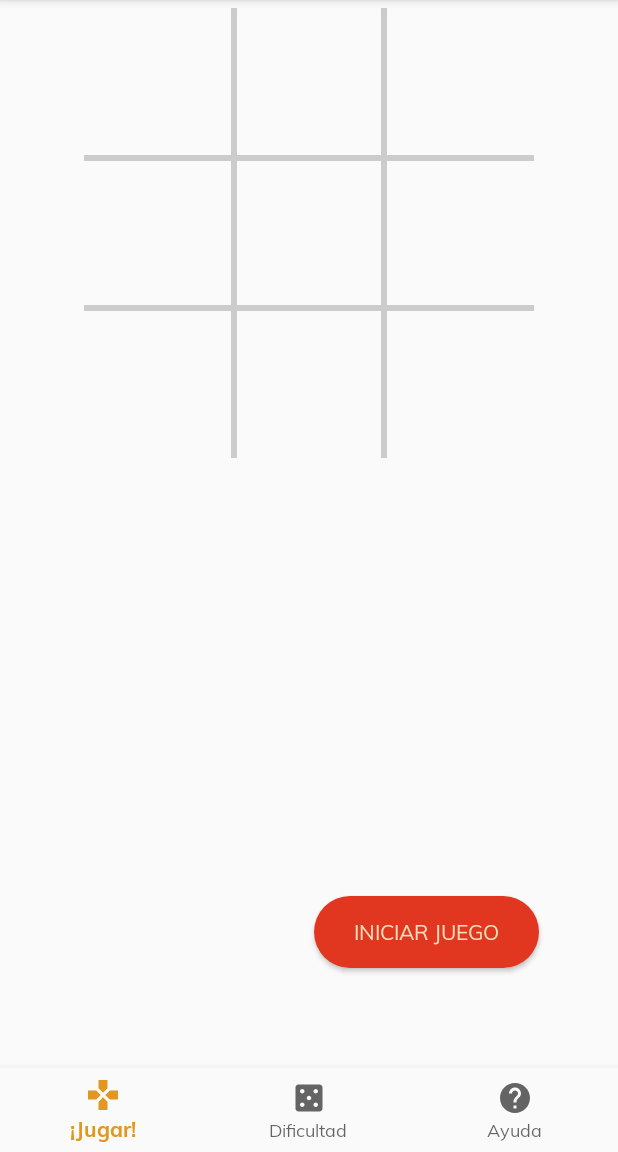
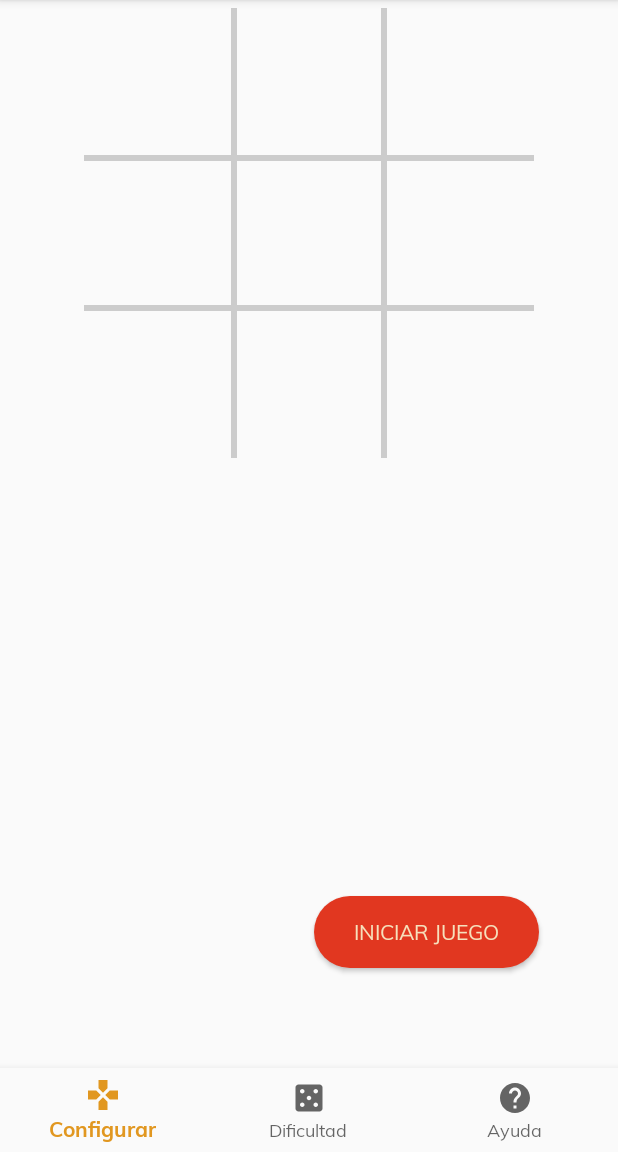
Before and after one commit to Carlitoshsh/Triqui, an Android app: the screen it shows after launch (Triqui), on a phone screen of 412 x 824 dp, the part 84-1236 px from its top. Run offline under Robolectric (Android 15) with nearby library versions, the phone set to English and light mode, and no system bars.

Commit message:
Add Settings

```diff
--- a/app/build.gradle
+++ b/app/build.gradle
@@ -24,6 +24,8 @@ dependencies {
     implementation 'com.android.support:design:28.0.0'
     implementation 'com.android.support:support-annotations:28.0.0'
     implementation 'com.android.support.constraint:constraint-layout:1.1.3'
+    implementation 'com.android.support:support-v4:28.0.0'
+    implementation 'com.android.support:preference-v7:28.0.0'
     testImplementation 'junit:junit:4.12'
     androidTestImplementation 'com.android.support.test:runner:1.0.2'
     androidTestImplementation 'com.android.support.test.espresso:espresso-core:3.0.2'
--- a/app/src/main/AndroidManifest.xml
+++ b/app/src/main/AndroidManifest.xml
@@ -18,6 +18,8 @@
                 <category android:name="android.intent.category.LAUNCHER" />
             </intent-filter>
         </activity>
+        <activity android:name=".ConfiguracionActivity"
+            android:label="@string/config"></activity>
     </application>
 
 </manifest>
--- a/app/src/main/java/co/edu/unal/triqui/FragmentoDeDialogo.java
+++ b/app/src/main/java/co/edu/unal/triqui/FragmentoDeDialogo.java
@@ -4,6 +4,7 @@ import android.app.AlertDialog;
 import android.app.Dialog;
 import android.content.DialogInterface;
 import android.os.Bundle;
+import android.preference.PreferenceManager;
 import android.support.v4.app.DialogFragment;
 
 public class FragmentoDeDialogo extends DialogFragment {
--- a/app/src/main/java/co/edu/unal/triqui/JuegoTriqui.java
+++ b/app/src/main/java/co/edu/unal/triqui/JuegoTriqui.java
@@ -12,6 +12,11 @@ public class JuegoTriqui {
     private int ultimoMovimiento;
     public static int dificultadJuego = 0;
     private boolean esPc;
+
+    public int contadorUsuario = 0;
+    public int contadorAndroid = 0;
+    public int contadorEmpates = 0;
+
 
     JuegoTriqui(){ }
 
@@ -113,10 +118,16 @@ public class JuegoTriqui {
             androidWin = true;
 
         if(androidWin){
-            if(esPc)
+            if(esPc) {
+                contadorAndroid += 1;
                 return 3;
-            else
+
+            }
+            else {
+                contadorUsuario += 1;
                 return 2;
+
+            }
         }
 
         boolean todoLleno = true;
@@ -127,6 +138,7 @@ public class JuegoTriqui {
         }
 
         if(todoLleno){
+            contadorEmpates += 1;
             return 1;
         }
 
--- a/app/src/main/java/co/edu/unal/triqui/Triqui.java
+++ b/app/src/main/java/co/edu/unal/triqui/Triqui.java
@@ -1,8 +1,13 @@
 package co.edu.unal.triqui;
 
 import android.annotation.SuppressLint;
+import android.content.Intent;
+import android.content.SharedPreferences;
+import android.content.res.Resources;
 import android.media.MediaPlayer;
 import android.os.Bundle;
+import android.preference.PreferenceActivity;
+import android.preference.PreferenceManager;
 import android.support.annotation.NonNull;
 import android.support.design.widget.BottomNavigationView;
 import android.support.v7.app.AppCompatActivity;
@@ -16,6 +21,8 @@ public class Triqui extends AppCompatActivity {
     // Definicion del juego
     private JuegoTriqui juego;
 
+    private SharedPreferences mPrefs, sp;
+
     // Buttons making up the board
     private VistaTablero mVistaTablero;
 
@@ -23,9 +30,6 @@ public class Triqui extends AppCompatActivity {
     private TextView mInfoTextView;
     private TextView mInfoLevel;
     private TextView mInfoScore;
-
-    private int contadorAndroid = 0;
-    private int contadorUsuario = 0;
 
     private boolean juegoTerminado = false;
 
@@ -37,6 +41,10 @@ public class Triqui extends AppCompatActivity {
     private static final String ESTADO_INFORMACION = "informacion";
     private static final String ESTADO_NIVEL = "nivel";
     private static final String ESTADO_PUNTAJE = "puntaje";
+    private static final String PREFERENCES = "ttt_prefs";
+    private static final String USER_WINS = "wUser";
+    private static final String ANDROID_WINS = "wAndroid";
+    private static final String TIES = "mTies";
 
     @Override
     protected void onSaveInstanceState(Bundle outState){
@@ -57,6 +65,9 @@ public class Triqui extends AppCompatActivity {
         public boolean onNavigationItemSelected(@NonNull MenuItem item) {
             switch (item.getItemId()) {
                 case R.id.navigation_home:
+                    Intent intent = new Intent(Triqui.this, ConfiguracionActivity.class);
+                    Triqui.this.startActivity(intent);
+
                     //mTextMessage.setText(R.string.title_home);
                     return true;
                 case R.id.navigation_dashboard:
@@ -82,6 +93,8 @@ public class Triqui extends AppCompatActivity {
 
         mHumanoMediaPlayer = MediaPlayer.create(getApplicationContext(), R.raw.pikachu);
         mComputadorMediaPlayer = MediaPlayer.create(getApplicationContext(), R.raw.zubat);
+
+
     }
 
     @Override
@@ -120,18 +133,36 @@ public class Triqui extends AppCompatActivity {
             mInfoLevel.setText(savedInstanceState.getCharSequence(ESTADO_NIVEL));
         }
 
+        sp = PreferenceManager.getDefaultSharedPreferences(this.getApplicationContext());
+
         mVistaTablero = findViewById(R.id.board);
         mVistaTablero.obtenerJuego(juego);
         mVistaTablero.setOnTouchListener(touchListener);
 
+        mPrefs = getSharedPreferences(PREFERENCES, MODE_PRIVATE);
+        juego.contadorAndroid = mPrefs.getInt(ANDROID_WINS, 0);
+        juego.contadorUsuario = mPrefs.getInt(USER_WINS, 0);
+        juego.contadorEmpates = mPrefs.getInt(TIES, 0);
 
         BottomNavigationView navigation;
         navigation = findViewById(R.id.navigation);
         navigation.setOnNavigationItemSelectedListener(mOnNavigationItemSelectedListener);
+
     }
 
+    @Override
+    protected void onStop() {
+        super.onStop();
+
+        SharedPreferences.Editor ed = mPrefs.edit();
+        ed.putInt(USER_WINS, juego.contadorUsuario);
+        ed.putInt(ANDROID_WINS, juego.contadorAndroid);
+        ed.putInt(TIES, juego.contadorEmpates);
+        ed.commit();
+    }
 
     public void nuevoJuego(View view) {
+        mInfoScore.setText("An: "+(juego.contadorAndroid) + " Us: "+(juego.contadorUsuario) + " T: "+juego.contadorEmpates);
         juegoTerminado = false;
         juego.borrarTablero();
         // Reset all buttons
@@ -145,10 +176,12 @@ public class Triqui extends AppCompatActivity {
 
     private boolean realizarMovimiento(char player, int location) {
         if(juego.realizarMovimiento(player, location)){
-            if(player == JuegoTriqui.HUMAN_PLAYER){
-                mHumanoMediaPlayer.start();
-            } else if(player == JuegoTriqui.COMPUTER_PLAYER){
-                mComputadorMediaPlayer.start();
+            if(sp.getBoolean("sound", false)){
+                if(player == JuegoTriqui.HUMAN_PLAYER){
+                    mHumanoMediaPlayer.start();
+                } else if(player == JuegoTriqui.COMPUTER_PLAYER){
+                    mComputadorMediaPlayer.start();
+                }
             }
            mVistaTablero.invalidate();
            return true;
@@ -171,23 +204,21 @@ public class Triqui extends AppCompatActivity {
                     int winner = juego.definirGanador();
 
                     if (winner == 0) {
+
                         mInfoTextView.setText(R.string.game_android_turn);
                         int move = juego.realizarMovimientoPC();
                         realizarMovimiento(JuegoTriqui.COMPUTER_PLAYER, move);
                         winner = juego.definirGanador();
-                        System.out.println("GANADOR: "+winner);
                         return true;
                     }
                     else {
                         if (winner == 1)
                             mInfoTextView.setText(R.string.game_tie);
                         else if (winner == 2){
-                            mInfoTextView.setText(R.string.game_player_win);
-                            mInfoScore.setText("Us: "+(contadorUsuario+1) + " An: "+(contadorAndroid+1));
+                            mInfoTextView.setText(sp.getString("victory_message","Victoria" ));
                         }
                         else{
                             mInfoTextView.setText(R.string.game_android_win);
-                            mInfoScore.setText("An: "+(contadorAndroid+1) + " Us: "+(contadorUsuario+1));
                         }
                         juegoTerminado = true;
                     }
--- a/app/src/main/res/layout-land/actividad_del_triqui.xml
+++ b/app/src/main/res/layout-land/actividad_del_triqui.xml
@@ -35,56 +35,52 @@
 
         <co.edu.unal.triqui.VistaTablero
             android:id="@+id/board"
-            android:layout_width="200dp"
-            android:layout_height="200dp"
-            android:layout_marginLeft="40dp"
-            android:layout_marginTop="20dp"
+            android:layout_width="220dp"
+            android:layout_height="220dp"
+            android:layout_marginLeft="20dp"
+            android:layout_marginTop="10dp"
             android:autoSizeTextType="uniform"
-            app:layout_constraintEnd_toStartOf="@+id/information"
+            app:layout_constraintEnd_toStartOf="@+id/level"
+            app:layout_constraintHorizontal_bias="0.082"
             app:layout_constraintStart_toStartOf="parent"
             app:layout_constraintTop_toTopOf="parent" />
 
         <TextView
             android:id="@+id/information"
-            android:layout_width="140dp"
-            android:layout_height="46dp"
+            android:layout_width="150dp"
+            android:layout_height="40dp"
+            android:layout_marginStart="272dp"
+            android:layout_marginTop="20dp"
             android:fontFamily="@font/muli"
             android:gravity="center_horizontal"
             android:textSize="20sp"
-            app:layout_constraintBottom_toTopOf="@+id/score"
-            app:layout_constraintEnd_toStartOf="@+id/level"
-            app:layout_constraintHorizontal_bias="0.5"
-            app:layout_constraintStart_toEndOf="@+id/board"
+            app:layout_constraintStart_toStartOf="parent"
             app:layout_constraintTop_toTopOf="parent" />
 
         <TextView
             android:id="@+id/level"
-            android:layout_width="152dp"
-            android:layout_height="49dp"
-            android:layout_marginStart="8dp"
-            android:layout_marginTop="56dp"
+            android:layout_width="150dp"
+            android:layout_height="40dp"
+            android:layout_marginTop="20dp"
             android:fontFamily="@font/muli"
             android:gravity="center_horizontal"
             android:textSize="20sp"
-            android:visibility="visible"
-            app:layout_constraintBottom_toTopOf="@+id/score"
-            app:layout_constraintEnd_toEndOf="parent"
-            app:layout_constraintHorizontal_bias="0.5"
             app:layout_constraintStart_toEndOf="@+id/information"
             app:layout_constraintTop_toTopOf="parent" />
 
         <TextView
             android:id="@+id/score"
-            android:layout_width="341dp"
-            android:layout_height="43dp"
+            android:layout_width="300dp"
+            android:layout_height="40dp"
+            android:layout_marginTop="20dp"
             android:fontFamily="@font/muli"
             android:gravity="center_horizontal"
             android:textSize="20sp"
             android:visibility="visible"
-            app:layout_constraintBottom_toTopOf="@+id/board"
             app:layout_constraintEnd_toEndOf="parent"
+            app:layout_constraintHorizontal_bias="0.5"
+            app:layout_constraintStart_toEndOf="@+id/board"
             app:layout_constraintTop_toBottomOf="@+id/level"
-            app:layout_constraintVertical_bias="0.0"
             app:layout_editor_absoluteY="0dp" />
 
     </android.support.constraint.ConstraintLayout>
--- a/app/src/main/res/values/strings.xml
+++ b/app/src/main/res/values/strings.xml
@@ -1,6 +1,6 @@
 <resources>
     <string name="app_name">PokeTriqui</string>
-    <string name="title_home">¡Jugar!</string>
+    <string name="title_home">Configurar</string>
     <string name="title_dashboard">Dificultad</string>
     <string name="title_notifications">Ayuda</string>
     <!-- Game states -->
@@ -13,13 +13,17 @@
     <!-- Dialog -->
     <string name="dialog_cancel">Cancelar</string>
     <string name="dialog_title">PokeTriqui</string>
+    <string name="config">Configuración</string>
     <string name="dialog_help">Los iconos utilizados en este sitio web pertenecen al sitio icons8.com</string>
     <string name="dialog_ok"><b>Seleccionar</b></string>
     <string name="dialog_help_ok"><b>¡Gracias por jugar!</b></string>
     <string name="iniciar_juego">Iniciar juego</string>
+    <string name="dificultad_facil">Fácil</string>
+    <string name="dificultad_normal">Normal</string>
+    <string name="dificultad_dificil">Dificil</string>
     <string-array name="dificultad">
-        <item>Fácil</item>
-        <item>Normal</item>
-        <item>Difícil</item>
+        <item>@string/dificultad_facil</item>
+        <item>@string/dificultad_normal</item>
+        <item>@string/dificultad_dificil</item>
     </string-array>
 </resources>
```
Also changed, not shown: app/src/main/java/co/edu/unal/triqui/ConfiguracionActivity.java (added, +16 -0 lines), app/src/main/java/co/edu/unal/triqui/ConfiguracionFragmento.java (added, +14 -0 lines), app/src/main/res/drawable/ic_info_black_24dp.xml (added, +9 -0 lines), app/src/main/res/drawable/ic_notifications_black_24dp.xml (added, +9 -0 lines), app/src/main/res/drawable/ic_sync_black_24dp.xml (added, +9 -0 lines), app/src/main/res/values/arrays.xml (added, +10 -0 lines), app/src/main/res/xml/preferences.xml (added, +25 -0 lines).
